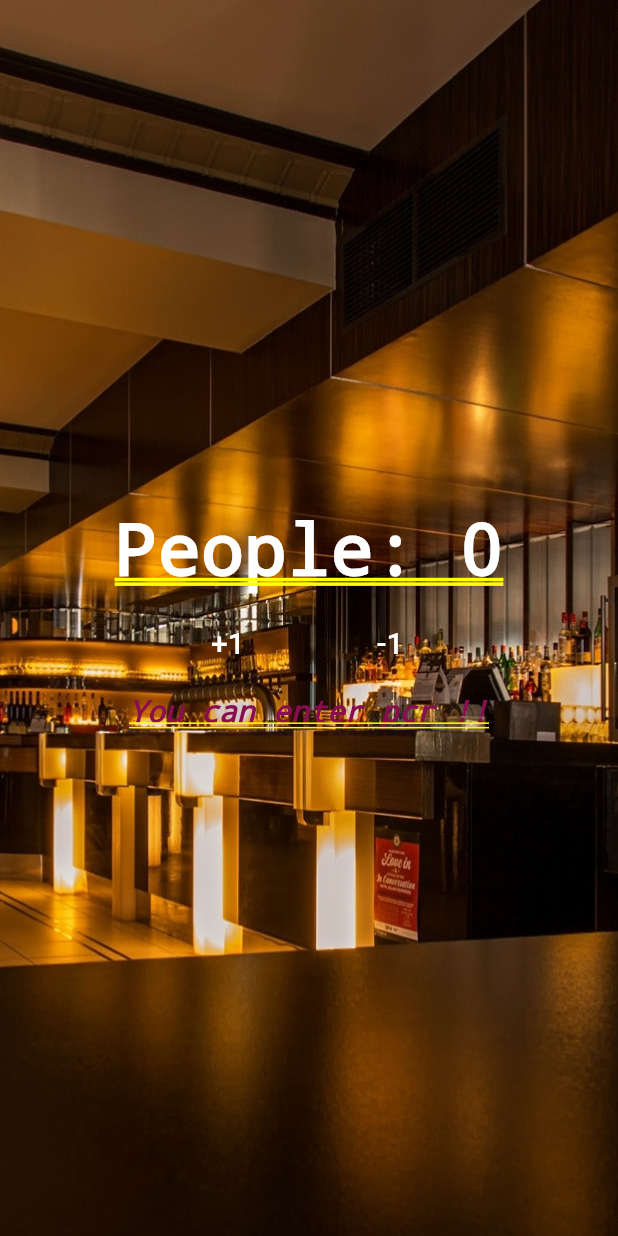
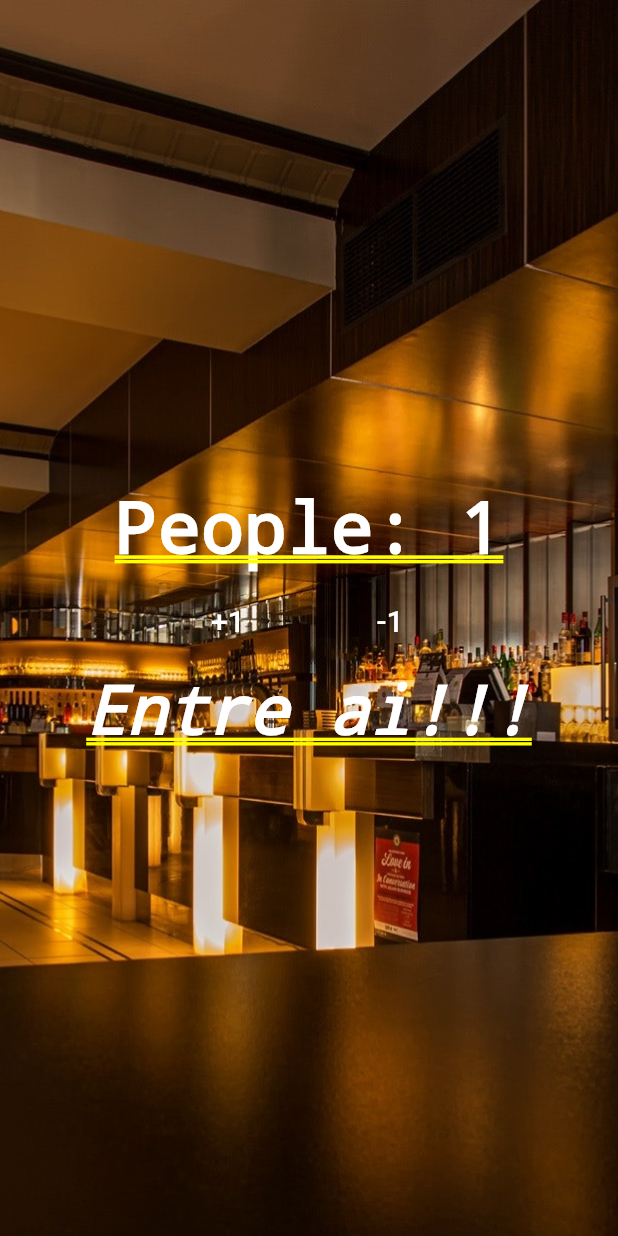
Before and after one commit to sirwez/Dart_Init, a Flutter app: the screen it shows after launch, after a tap on "+1", on a phone screen of 412 x 824 dp. Run offline on Flutter 3.47's test engine with Material 2 defaults, Android fonts, the phone set to English and light mode, and no system bars.

Commit message:
Restaurante Finalizado

```diff
--- a/Flutter/people_counter/lib/main.dart
+++ b/Flutter/people_counter/lib/main.dart
@@ -1,9 +1,33 @@
 import 'package:flutter/material.dart';
 
 void main() {
-  runApp(MaterialApp(
-      title: "People Counter",
-      home: Stack(
+  runApp(MaterialApp(title: "People Counter", home: Home()));
+}
+
+class Home extends StatefulWidget {
+  @override
+  _HomeState createState() => _HomeState();
+}
+
+class _HomeState extends State<Home> {
+  var _people = 0;
+  var _inforText = "Entre ai!!!";
+  void changePeople(int count) {
+    setState(() {
+      _people += count;
+    });
+    if (_people <= 0) {
+      _inforText = "VAZIO";
+    } else if (_people <= 10) {
+      _inforText = "Entre ai!!!";
+    } else {
+      _inforText = "LOTADO!!!";
+    }
+  }
+
+  @override
+  Widget build(BuildContext context) {
+    return Stack(
       children: <Widget>[
         Image.asset(
           "images/restaurant.jpg",
@@ -13,12 +37,10 @@ void main() {
         Column(
           mainAxisAlignment: MainAxisAlignment.center,
           children: <Widget>[
-              Text("People: 0",
+            Text("People: $_people",
                 style: TextStyle(
                     color: Colors.white, fontWeight: FontWeight.bold)),
-              Row(
-                  mainAxisAlignment: MainAxisAlignment.center,
-                  children: <Widget>[
+            Row(mainAxisAlignment: MainAxisAlignment.center, children: <Widget>[
               Padding(
                   padding: EdgeInsets.all(10.0),
                   child: FlatButton(
@@ -27,7 +49,9 @@ void main() {
                             color: Colors.white,
                             fontStyle: FontStyle.normal,
                             fontSize: 20.0)),
-                          onPressed: () {},
+                    onPressed: () {
+                      changePeople(1);
+                    },
                   )),
               Padding(
                   padding: EdgeInsets.all(10.0),
@@ -37,16 +61,19 @@ void main() {
                             color: Colors.white,
                             fontStyle: FontStyle.normal,
                             fontSize: 20.0)),
-                          onPressed: () {},
+                    onPressed: () {
+                      changePeople(-1);
+                    },
                   ))
             ]),
-              Text("You can enter pcr !!",
+            Text(_inforText,
                 style: TextStyle(
-                      color: Colors.pink[900],
+                    color: Colors.white,
                     fontStyle: FontStyle.italic,
-                      fontSize: 20.0))
+                    fontSize: 45.0))
           ],
         ),
       ],
-      )));
+    );
   }
+}
```
Lines whose indentation alone changed are shown as unchanged.
